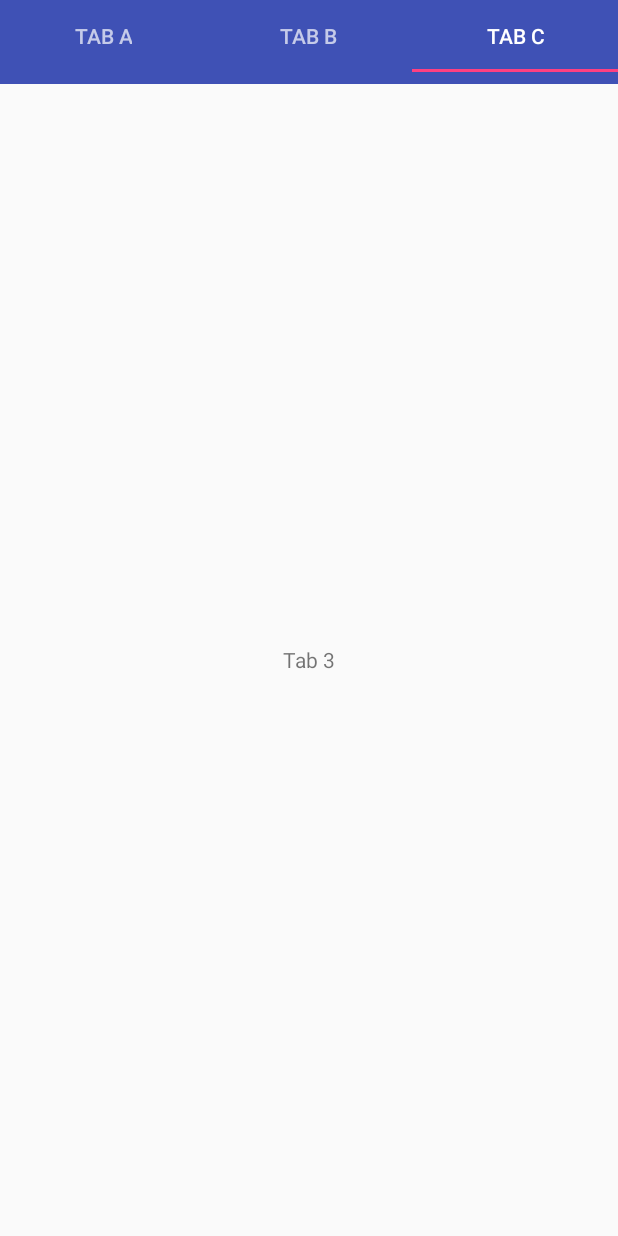
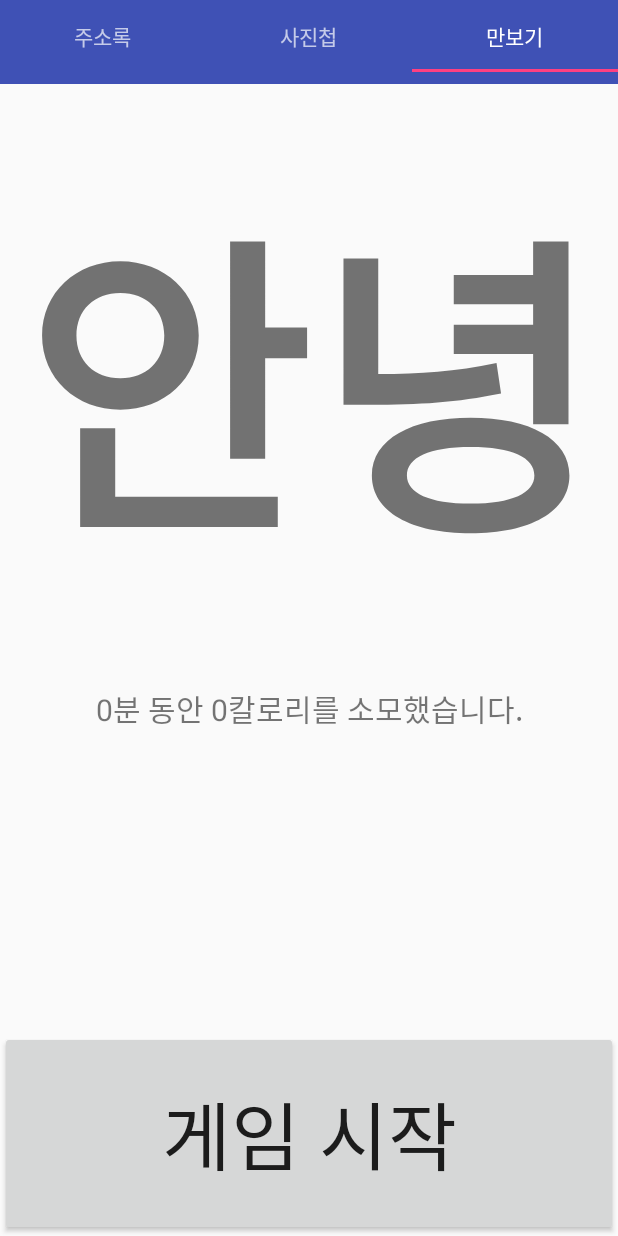
Before and after one commit to inhibitor1217/CS496_001, an Android app: the screen it shows after launch (TabActivity), tab 3 chosen, on a phone screen of 412 x 824 dp. Run offline under Robolectric (Android 15) with nearby library versions, the phone set to English and light mode, and no system bars; 1 statement that could not run was skipped.

Commit message:
Build Tab3

```diff
--- a/app/build.gradle
+++ b/app/build.gradle
@@ -26,4 +26,5 @@ dependencies {
     androidTestImplementation 'com.android.support.test:runner:1.0.1'
     androidTestImplementation 'com.android.support.test.espresso:espresso-core:3.0.1'
     compile 'com.android.support:design:26.1.0'
+    compile 'org.jetbrains:annotations-java5:15.0'
 }
--- a/app/src/main/java/com/example/user/cs496_001/TabActivity.java
+++ b/app/src/main/java/com/example/user/cs496_001/TabActivity.java
@@ -25,9 +25,9 @@ public class TabActivity extends AppCompatActivity {
         viewPager = (ViewPager) findViewById(R.id.pager);
         TabPagerAdapter adapter = new TabPagerAdapter(getSupportFragmentManager());
 
-        adapter.addFragment(new TabFragment1(), "TAB A");
-        adapter.addFragment(new TabFragment2(), "TAB B");
-        adapter.addFragment(new TabFragment3(), "TAB C");
+        adapter.addFragment(new TabFragment1(), "주소록");
+        adapter.addFragment(new TabFragment2(), "사진첩");
+        adapter.addFragment(new TabFragment3(), "만보기");
 
         viewPager.setAdapter(adapter);
 
--- a/app/src/main/java/com/example/user/cs496_001/TabFragment1.java
+++ b/app/src/main/java/com/example/user/cs496_001/TabFragment1.java
@@ -13,7 +13,7 @@ import android.widget.ListView;
 
 public class TabFragment1 extends Fragment {
 
-    @Nullable
+    @org.jetbrains.annotations.Nullable
     @Override
     public View onCreateView(LayoutInflater inflater, @Nullable ViewGroup container, Bundle savedInstanceState) {
 
--- a/app/src/main/res/layout/tab_fragment_3.xml
+++ b/app/src/main/res/layout/tab_fragment_3.xml
@@ -1,12 +1,50 @@
 <?xml version="1.0" encoding="utf-8"?>
-<RelativeLayout xmlns:android="http://schemas.android.com/apk/res/android"
+<RelativeLayout
+    xmlns:android="http://schemas.android.com/apk/res/android"
+    xmlns:app="http://schemas.android.com/apk/res-auto"
+    xmlns:tools="http://schemas.android.com/tools"
     android:layout_width="match_parent"
-    android:layout_height="match_parent">
+    android:layout_height="match_parent"
+    tools:context="com.example.user.pace_counters.MainActivity">
 
     <TextView
-        android:layout_width="wrap_content"
+        android:id="@+id/count"
+        android:layout_width="match_parent"
         android:layout_height="wrap_content"
-        android:layout_centerInParent="true"
-        android:text="Tab 3" />
+        android:gravity="center_horizontal"
+        android:layout_gravity="top"
+        android:paddingTop="40dp"
+        android:textSize="210sp"
+        android:textStyle="bold"
+        app:layout_constraintBottom_toBottomOf="parent"
+        app:layout_constraintLeft_toLeftOf="parent"
+        app:layout_constraintRight_toRightOf="parent"
+        app:layout_constraintTop_toTopOf="parent"
+        android:text="안녕"
+        />
+
+    <TextView
+        android:id="@+id/cal"
+        android:layout_width="match_parent"
+        android:layout_height="wrap_content"
+        android:layout_below="@id/count"
+        android:paddingTop="50dp"
+        android:paddingBottom="200dp"
+        android:text="0분 동안 0칼로리를 소모했습니다."
+        android:textSize="20sp"
+        android:textAlignment="center"
+        />
+
+    <Button
+        android:id="@+id/button"
+        android:layout_width="match_parent"
+        android:layout_height="80dp"
+        android:text="게임 시작"
+        android:textSize="50sp"
+        android:textAlignment="center"
+        android:layout_below="@id/cal"
+        android:layout_alignParentBottom="true"
+        />
+
 
 </RelativeLayout>
```
Also changed, not shown: app/src/main/AndroidManifest.xml (+7 -0 lines), app/src/main/java/com/example/user/cs496_001/StepCheckService.java (added, +86 -0 lines), app/src/main/java/com/example/user/cs496_001/TabFragment3.java (+118 -1 lines), app/src/main/java/com/example/user/cs496_001/values.java (added, +9 -0 lines).
